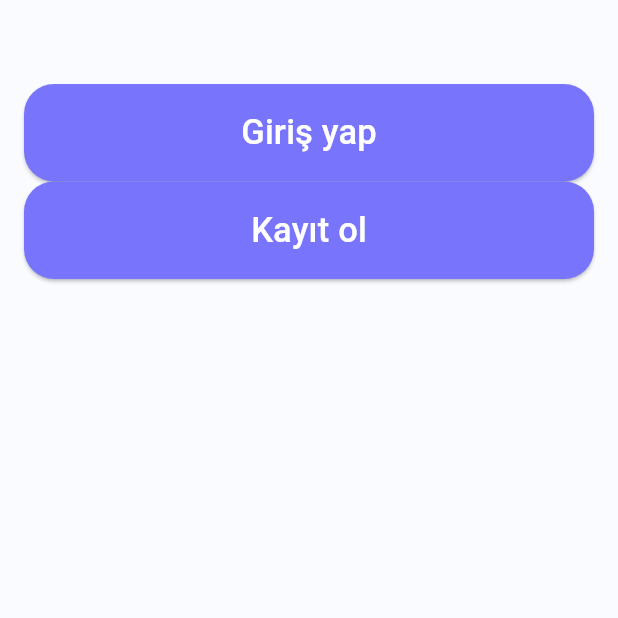
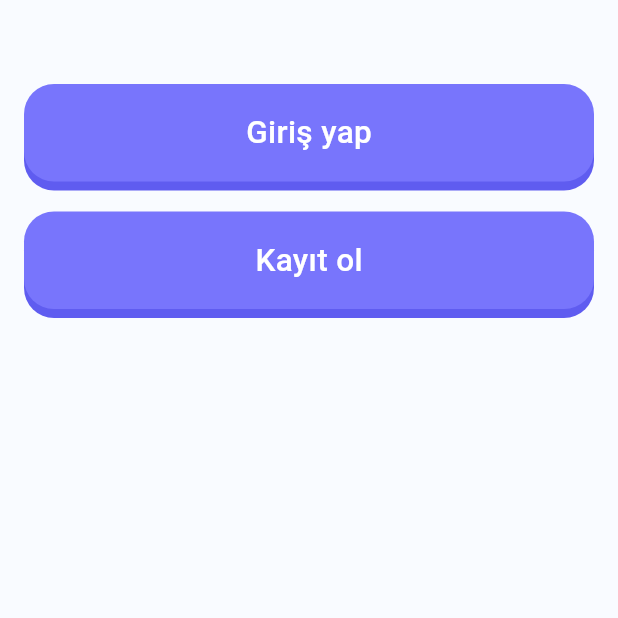
Before and after one commit to keremayd/LingualLoop.Mobile, a Flutter app: the screen it shows after launch, on a phone screen of 412 x 824 dp, the top half of it. Run offline on Flutter 3.47's test engine with Material 3 defaults, Android fonts, the phone set to English and light mode, and no system bars; our stand-ins replace confetti, dio, flutter_secure_storage, google_sign_in, image_picker; accounts and stored records are empty.

Commit message:
Added PressableButton and CorrectAnswer after the wrong answer after

```diff
--- a/lib/ui/screens/video_quiz_screen.dart
+++ b/lib/ui/screens/video_quiz_screen.dart
@@ -4,7 +4,7 @@ import 'package:lingualloop/ui/widgets/CustomIconButton.dart';
 import 'package:lingualloop/ui/widgets/TimeBar.dart';
 import 'package:provider/provider.dart';
 
-import '../widgets/AnswerButton.dart';
+import '../widgets/Buttons/AnswerButton.dart';
 import '../widgets/CustomAppBar.dart';
 import 'package:lingualloop/providers/VideoProvider.dart';
 import 'package:lingualloop/providers/ScoreWithLivesProvider.dart';
--- a/lib/ui/screens/welcome_screen.dart
+++ b/lib/ui/screens/welcome_screen.dart
@@ -2,6 +2,7 @@ import 'package:flutter/material.dart';
 import '../../services/AuthenticationService.dart';
 import 'package:provider/provider.dart';
 
+import '../widgets/Buttons/PressableButton.dart';
 import '../widgets/CustomAppBar.dart';
 
 
@@ -20,46 +21,20 @@ class _WelcomeScreenState extends State<WelcomeScreen> {
         padding: const EdgeInsets.only(left: 16, right: 16, bottom: 16),
         child: Column(
           children: [
-            ElevatedButton(
-              style: ElevatedButton.styleFrom(
-                shape: RoundedRectangleBorder(
-                  borderRadius: BorderRadius.circular(20),
-                ),
-                backgroundColor: Color(0xFF7875FC),
-                minimumSize: Size(double.infinity, 65), // Yüksekliği input alanlarına eşitle
-              ),
+            PressableButton(
+              text: 'Giriş yap',
               onPressed: () => {
                 Navigator.pushNamed(context, '/signin')
-              },
-              child: Text(
-                  'Giriş yap',
-                  style: TextStyle(
-                      fontSize: 23,
-                      fontWeight: FontWeight.w500,
-                      color: Colors.white
-                  )
-              ),
+              }
             ),
 
-            ElevatedButton(
-              style: ElevatedButton.styleFrom(
-                shape: RoundedRectangleBorder(
-                  borderRadius: BorderRadius.circular(20),
-                ),
-                backgroundColor: Color(0xFF7875FC),
-                minimumSize: Size(double.infinity, 65), // Yüksekliği input alanlarına eşitle
-              ),
-              onPressed: () => {
-                Navigator.pushNamed(context, '/signup')
-              },
-              child: Text(
-                  'Kayıt ol',
-                  style: TextStyle(
-                      fontSize: 23,
-                      fontWeight: FontWeight.w500,
-                      color: Colors.white
-                  )
-              ),
+            SizedBox(height: 20),
+
+            PressableButton(
+                text: 'Kayıt ol',
+                onPressed: () => {
+                  Navigator.pushNamed(context, '/signup')
+                }
             ),
           ]
         ),
--- /dev/null
+++ b/lib/ui/widgets/Buttons/PressableButton.dart
@@ -0,0 +1,67 @@
+import 'package:flutter/material.dart';
+
+class PressableButton extends StatefulWidget {
+  final String text;
+  final VoidCallback onPressed;
+  final double height;
+  final double borderRadius;
+  final Color backgroundColor;
+  final Color shadowColor;
+  final TextStyle? textStyle;
+
+  const PressableButton({
+    super.key,
+    required this.text,
+    required this.onPressed,
+    this.height = 65,
+    this.borderRadius = 20,
+    this.backgroundColor = const Color(0xFF7875FC),
+    this.shadowColor = const Color(0xFF5F5CF0),
+    this.textStyle,
+  });
+
+  @override
+  State<PressableButton> createState() => _PressableButtonState();
+}
+
+class _PressableButtonState extends State<PressableButton> {
+  bool _isPressed = false;
+
+  @override
+  Widget build(BuildContext context) {
+    return GestureDetector(
+      onTapDown: (_) => setState(() => _isPressed = true),
+
+      onTapUp: (_) {
+        setState(() => _isPressed = false);
+        widget.onPressed();
+      },
+      onTapCancel: () => setState(() => _isPressed = false),
+
+      child: AnimatedContainer(
+        duration: const Duration(milliseconds: 40), // Butonun aşağı çökme süresi
+        transform: Matrix4.translationValues(0, _isPressed ? 4 : 0, 0),
+        decoration: BoxDecoration(
+          color: widget.backgroundColor,
+          borderRadius: BorderRadius.circular(widget.borderRadius),
+          boxShadow: _isPressed
+              ? [ BoxShadow(color: widget.shadowColor, offset: const Offset(0, 2)) ]
+              : [ BoxShadow(color: widget.shadowColor, offset: const Offset(0, 6)) ],
+        ),
+        child: Container(
+          height: widget.height,
+          alignment: Alignment.center,
+          child: Text(
+            widget.text,
+            style: widget.textStyle ??
+                const TextStyle(
+                  fontSize: 21,
+                  fontWeight: FontWeight.w500,
+                  color: Colors.white,
+                ),
+          ),
+        ),
+      ),
+    );
+  }
+}
```
Also changed, not shown: lib/ui/screens/SignUpScreen.dart (+4 -20 lines), lib/ui/screens/karty_quiz_screen.dart (+9 -7 lines), lib/ui/screens/login_screen.dart (+6 -32 lines), lib/ui/widgets/AnswerButton.dart (deleted, +0 -33 lines), lib/ui/widgets/Buttons/AnswerButton.dart (added, +67 -0 lines), lib/ui/widgets/SwipableCard.dart (+52 -8 lines), lib/models/responses/GetKartyByScoreResponse.g.dart.
